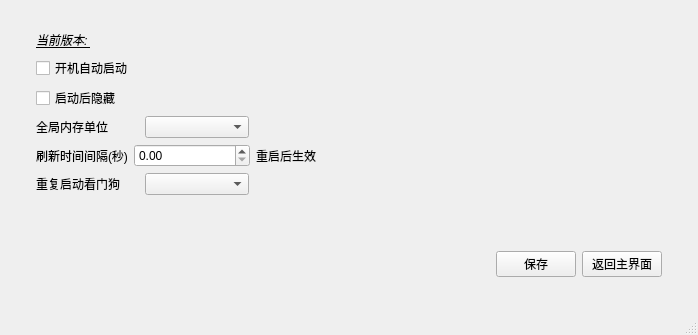
Qt form watchdog_main.ui (WaterEmissary/WatchDog) before a commit.
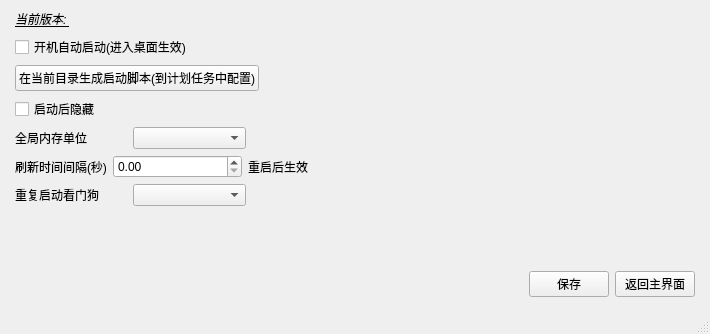
The same form after that commit. The open tabs and pages were chosen to show the change.

Commit message: 1.8 添加了排序功能、自动生成脚本功能

Patch:
```diff
--- a/watchdog_main.ui
+++ b/watchdog_main.ui
@@ -6,8 +6,8 @@
    <rect>
     <x>0</x>
     <y>0</y>
-    <width>698</width>
-    <height>335</height>
+    <width>710</width>
+    <height>334</height>
    </rect>
   </property>
   <property name="sizePolicy">
@@ -26,7 +26,7 @@
      <verstretch>0</verstretch>
     </sizepolicy>
    </property>
-   <layout class="QHBoxLayout" name="horizontalLayout_8">
+   <layout class="QVBoxLayout" name="verticalLayout_3">
     <property name="leftMargin">
      <number>6</number>
     </property>
@@ -240,19 +240,7 @@
          <verstretch>0</verstretch>
         </sizepolicy>
        </property>
-       <layout class="QVBoxLayout" name="verticalLayout_3">
-        <property name="leftMargin">
-         <number>30</number>
-        </property>
-        <property name="topMargin">
-         <number>30</number>
-        </property>
-        <property name="rightMargin">
-         <number>30</number>
-        </property>
-        <property name="bottomMargin">
-         <number>30</number>
-        </property>
+       <layout class="QVBoxLayout" name="verticalLayout_4">
         <item>
          <layout class="QHBoxLayout" name="horizontalLayout_6" stretch="5,5">
           <item>
@@ -288,7 +276,7 @@
           <item>
            <widget class="QCheckBox" name="autoStartUpCheckBox">
             <property name="text">
-             <string>开机自动启动</string>
+             <string>开机自动启动(进入桌面生效)</string>
             </property>
            </widget>
           </item>
@@ -307,6 +295,30 @@
           </item>
          </layout>
         </item>
+        <item>
+         <layout class="QHBoxLayout" name="horizontalLayout_9">
+          <item>
+           <widget class="QPushButton" name="create_start_script_button">
+            <property name="text">
+             <string>在当前目录生成启动脚本(到计划任务中配置)</string>
+            </property>
+           </widget>
+          </item>
+          <item>
+           <spacer name="horizontalSpacer_11">
+            <property name="orientation">
+             <enum>Qt::Orientation::Horizontal</enum>
+            </property>
+            <property name="sizeHint" stdset="0">
+             <size>
+              <width>40</width>
+              <height>20</height>
+             </size>
+            </property>
+           </spacer>
+          </item>
+         </layout>
+        </item>
         <item>
          <layout class="QHBoxLayout" name="horizontalLayout_3">
           <item>
@@ -429,7 +441,7 @@
           </property>
           <property name="sizeHint" stdset="0">
            <size>
-            <width>20</width>
+            <width>17</width>
             <height>20</height>
            </size>
           </property>
```
Left out of the diff: 6 changed lines with no effect on the pictures. The commit also changes 3 other files.
